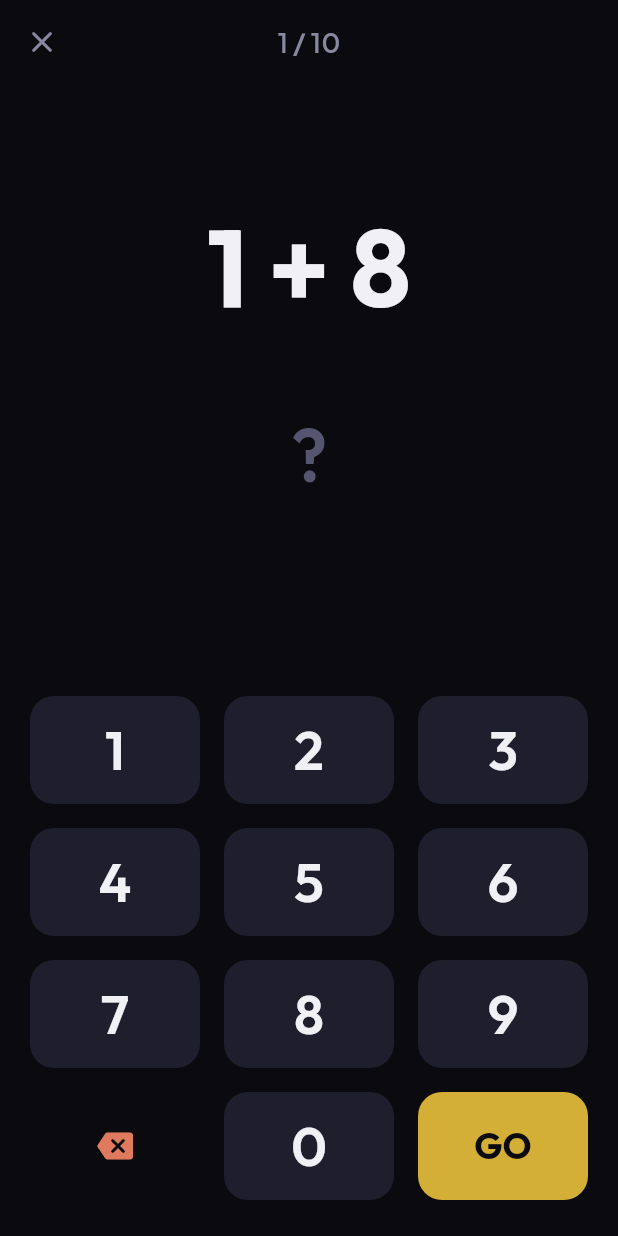
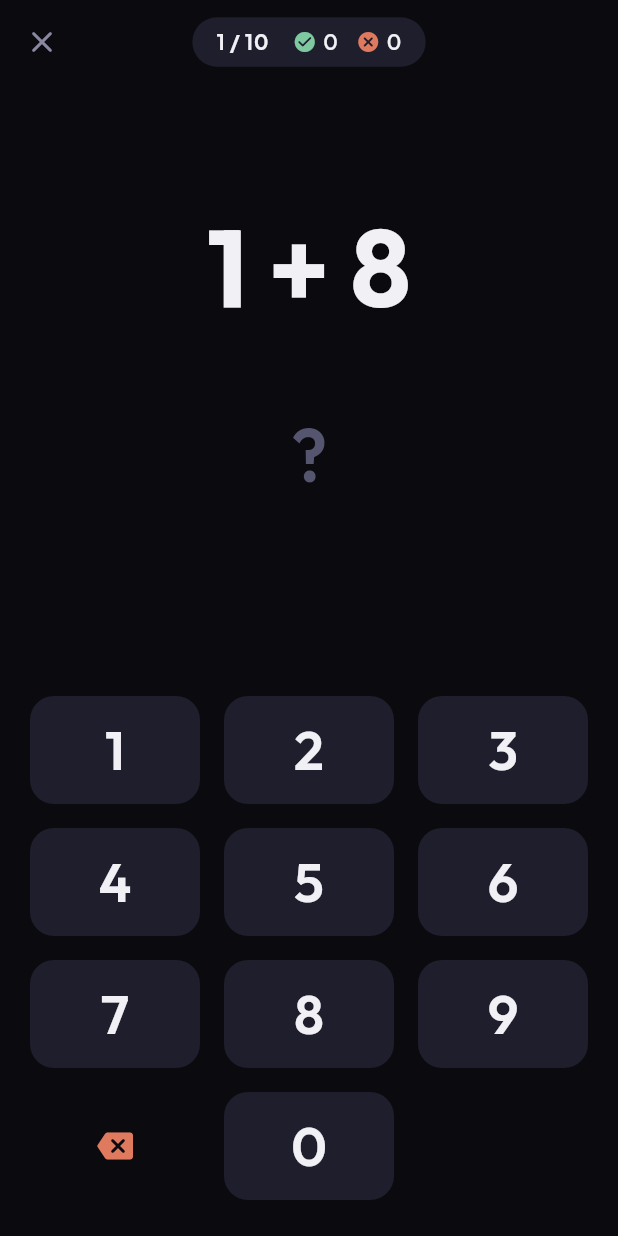
Before and after one commit to liebertjohan-art/zenmath, a Flutter app: the PracticeScreen screen opened by its route, on a phone screen of 412 x 824 dp. Run offline on Flutter 3.47's test engine with Material 3 defaults, Android fonts, the phone set to English and light mode, and no system bars; our stand-ins replace fl_chart, flutter_riverpod, go_router, google_fonts, isar, shared_preferences; accounts and stored records are empty; generated files the repository leaves out were written again.

Commit message:
feat: fast auto-go, remove GO button, add topbar stats pill, fix result overflow

```diff
--- a/lib/core/widgets/zen_numpad.dart
+++ b/lib/core/widgets/zen_numpad.dart
@@ -6,13 +6,11 @@ import '../theme/zen_spacing.dart';
 class ZenNumPad extends StatelessWidget {
   final Function(int) onNumber;
   final VoidCallback onDelete;
-  final VoidCallback onSubmit;
 
   const ZenNumPad({
     super.key,
     required this.onNumber,
     required this.onDelete,
-    required this.onSubmit,
   });
 
   Widget _buildButton(BuildContext context, String text, VoidCallback onTap, ZenDesignTokens tokens, {bool isSubmit = false, bool isDelete = false}) {
@@ -67,7 +65,7 @@ class ZenNumPad extends StatelessWidget {
           children: [
             _buildButton(context, 'DEL', onDelete, tokens, isDelete: true),
             _buildButton(context, '0', () => onNumber(0), tokens),
-            _buildButton(context, 'GO', onSubmit, tokens, isSubmit: true),
+            const Expanded(child: SizedBox()),
           ],
         ),
       ],
--- a/lib/features/practice/practice_screen.dart
+++ b/lib/features/practice/practice_screen.dart
@@ -166,7 +166,7 @@ class _PracticeScreenState extends ConsumerState<PracticeScreen> with TickerProv
         userInput += num.toString();
         _feedbackColor = Colors.transparent;
       });
-      if (int.tryParse(userInput) == answer) {
+      if (userInput.length == answer.toString().length) {
         _onSubmit();
       }
     }
@@ -200,7 +200,8 @@ class _PracticeScreenState extends ConsumerState<PracticeScreen> with TickerProv
       _shakeController.forward(from: 0);
     }
 
-    Future.delayed(const Duration(milliseconds: 500), () {
+    int delayMs = isCorrect ? 50 : 400;
+    Future.delayed(Duration(milliseconds: delayMs), () {
       if (!mounted) return;
       if (widget.isTimed || currentQuestionIndex < totalQuestions - 1) {
         setState(() {
@@ -248,25 +249,45 @@ class _PracticeScreenState extends ConsumerState<PracticeScreen> with TickerProv
           icon: Icon(Icons.close_rounded, color: tokens.textSecondary),
           onPressed: () => context.pop(),
         ),
-        title: widget.isTimed
-            ? Row(
+        title: Container(
+          padding: const EdgeInsets.symmetric(horizontal: ZenSpacing.md, vertical: ZenSpacing.xs),
+          decoration: BoxDecoration(
+            color: tokens.surfaceVariant,
+            borderRadius: ZenRadii.fullRadius,
+          ),
+          child: Row(
             mainAxisSize: MainAxisSize.min,
             children: [
-                  Icon(Icons.timer_rounded, color: tokens.primary, size: 20),
+              if (widget.isTimed) ...[
+                Icon(Icons.timer_rounded, color: tokens.primary, size: 16),
                 const SizedBox(width: ZenSpacing.xs),
                 Text(
                   '$timeLeft s',
-                    style: Theme.of(context).textTheme.titleMedium?.copyWith(
+                  style: Theme.of(context).textTheme.labelLarge?.copyWith(
                     color: timeLeft <= 10 ? tokens.error : tokens.textPrimary,
                     fontWeight: FontWeight.bold,
                   ),
                 ),
+                const SizedBox(width: ZenSpacing.md),
               ],
-              )
-            : Text(
+              if (!widget.isTimed) ...[
+                Text(
                   '${currentQuestionIndex + 1} / $totalQuestions',
-                style: Theme.of(context).textTheme.titleMedium?.copyWith(
-                  color: tokens.textSecondary,
+                  style: Theme.of(context).textTheme.labelLarge?.copyWith(
+                    color: tokens.textPrimary,
+                    fontWeight: FontWeight.bold,
+                  ),
+                ),
+                const SizedBox(width: ZenSpacing.md),
+              ],
+              Icon(Icons.check_circle_rounded, color: tokens.success, size: 16),
+              const SizedBox(width: 4),
+              Text('$score', style: Theme.of(context).textTheme.labelLarge?.copyWith(color: tokens.textPrimary)),
+              const SizedBox(width: ZenSpacing.sm),
+              Icon(Icons.cancel_rounded, color: tokens.error, size: 16),
+              const SizedBox(width: 4),
+              Text('${currentQuestionIndex - score}', style: Theme.of(context).textTheme.labelLarge?.copyWith(color: tokens.textPrimary)),
+            ],
           ),
         ),
         centerTitle: true,
@@ -288,13 +309,13 @@ class _PracticeScreenState extends ConsumerState<PracticeScreen> with TickerProv
                     mainAxisSize: MainAxisSize.min,
                     children: [
                       AnimatedSwitcher(
-                        duration: const Duration(milliseconds: 300),
+                        duration: const Duration(milliseconds: 100),
                         transitionBuilder: (Widget child, Animation<double> animation) {
                           return FadeTransition(
                             opacity: animation,
                             child: ScaleTransition(
-                              scale: Tween<double>(begin: 0.9, end: 1.0).animate(
-                                CurvedAnimation(parent: animation, curve: Curves.easeOutBack)
+                              scale: Tween<double>(begin: 0.95, end: 1.0).animate(
+                                CurvedAnimation(parent: animation, curve: Curves.easeOut)
                               ),
                               child: child,
                             ),
@@ -315,7 +336,7 @@ class _PracticeScreenState extends ConsumerState<PracticeScreen> with TickerProv
                       ),
                       const SizedBox(height: ZenSpacing.xxl),
                       AnimatedContainer(
-                        duration: const Duration(milliseconds: 300),
+                        duration: const Duration(milliseconds: 100),
                         curve: ZenAnimations.easeOutUI,
                         padding: const EdgeInsets.symmetric(horizontal: ZenSpacing.xxl, vertical: ZenSpacing.md),
                         decoration: BoxDecoration(
@@ -331,7 +352,7 @@ class _PracticeScreenState extends ConsumerState<PracticeScreen> with TickerProv
                           ),
                         ),
                         child: AnimatedSwitcher(
-                          duration: const Duration(milliseconds: 150),
+                          duration: const Duration(milliseconds: 50),
                           child: Text(
                             userInput.isEmpty ? '?' : userInput,
                             key: ValueKey<String>(userInput),
@@ -354,7 +375,6 @@ class _PracticeScreenState extends ConsumerState<PracticeScreen> with TickerProv
               child: ZenNumPad(
                 onNumber: _onNumber,
                 onDelete: _onDelete,
-                onSubmit: _onSubmit,
               ),
             ),
           ],
```
Lines whose indentation alone changed are shown as unchanged.
